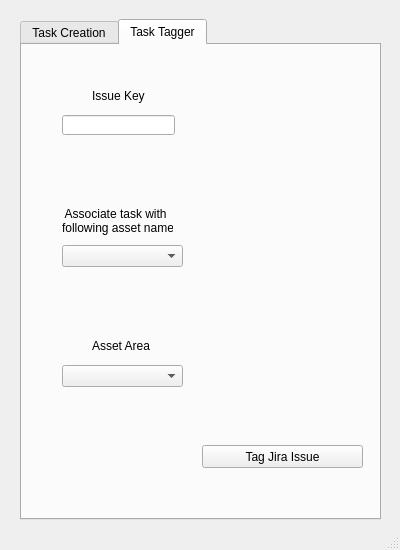
gastonsbodio/maya_jira_perforce, file task_creation_panel.ui: the form before one commit.
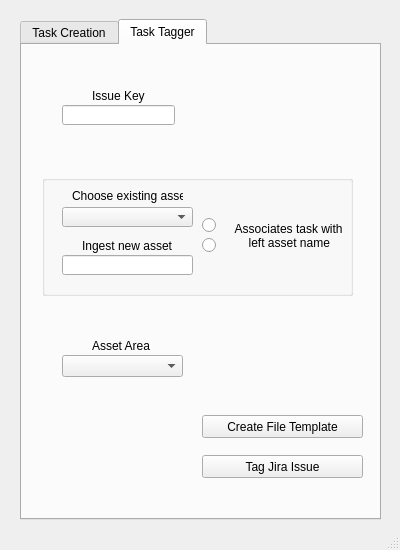
The form after the commit. The open tabs and pages were chosen to show the change.

The edit to the form file:
```diff
--- a/task_creation_panel.ui
+++ b/task_creation_panel.ui
@@ -196,7 +196,7 @@
       <property name="geometry">
        <rect>
         <x>40</x>
-        <y>320</y>
+        <y>310</y>
         <width>121</width>
         <height>22</height>
        </rect>
@@ -215,35 +215,11 @@
        <string>Asset Area</string>
       </property>
      </widget>
-     <widget class="QLabel" name="label_asset_name">
-      <property name="geometry">
-       <rect>
-        <x>40</x>
-        <y>150</y>
-        <width>111</width>
-        <height>51</height>
-       </rect>
-      </property>
-      <property name="text">
-       <string> Associate task with 
-following asset name</string>
-      </property>
-     </widget>
-     <widget class="QComboBox" name="comboB_asset_names">
-      <property name="geometry">
-       <rect>
-        <x>40</x>
-        <y>200</y>
-        <width>121</width>
-        <height>22</height>
-       </rect>
-      </property>
-     </widget>
      <widget class="QPushButton" name="pushBut_tag_issue">
       <property name="geometry">
        <rect>
         <x>180</x>
-        <y>400</y>
+        <y>410</y>
         <width>161</width>
         <height>23</height>
        </rect>
@@ -256,12 +232,133 @@
       <property name="geometry">
        <rect>
         <x>40</x>
-        <y>70</y>
+        <y>60</y>
         <width>113</width>
         <height>20</height>
        </rect>
       </property>
      </widget>
+     <widget class="QPushButton" name="pushBut_create_file_template">
+      <property name="geometry">
+       <rect>
+        <x>180</x>
+        <y>370</y>
+        <width>161</width>
+        <height>23</height>
+       </rect>
+      </property>
+      <property name="text">
+       <string>Create File Template</string>
+      </property>
+     </widget>
+     <widget class="QGroupBox" name="groupBox">
+      <property name="geometry">
+       <rect>
+        <x>20</x>
+        <y>130</y>
+        <width>311</width>
+        <height>121</height>
+       </rect>
+      </property>
+      <property name="title">
+       <string/>
+      </property>
+      <widget class="QLineEdit" name="lineEd_new_asset_na">
+       <property name="geometry">
+        <rect>
+         <x>20</x>
+         <y>80</y>
+         <width>131</width>
+         <height>20</height>
+        </rect>
+       </property>
+       <property name="readOnly">
+        <bool>false</bool>
+       </property>
+      </widget>
+      <widget class="QComboBox" name="comboB_asset_names">
+       <property name="geometry">
+        <rect>
+         <x>20</x>
+         <y>32</y>
+         <width>131</width>
+         <height>20</height>
+        </rect>
+       </property>
+      </widget>
+      <widget class="QLabel" name="label_ingest_asset">
+       <property name="geometry">
+        <rect>
+         <x>40</x>
+         <y>60</y>
+         <width>91</width>
+         <height>21</height>
+        </rect>
+       </property>
+       <property name="text">
+        <string>Ingest new asset</string>
+       </property>
+      </widget>
+      <widget class="QLabel" name="label_choose_asset">
+       <property name="geometry">
+        <rect>
+         <x>30</x>
+         <y>10</y>
+         <width>111</width>
+         <height>21</height>
+        </rect>
+       </property>
+       <property name="text">
+        <string>Choose existing asset</string>
+       </property>
+      </widget>
+      <widget class="QLabel" name="lab_associates">
+       <property name="geometry">
+        <rect>
+         <x>190</x>
+         <y>40</y>
+         <width>111</width>
+         <height>41</height>
+        </rect>
+       </property>
+       <property name="text">
+        <string> Associates task with 
+     left asset name</string>
+       </property>
+      </widget>
+      <widget class="QRadioButton" name="radioBut_create">
+       <property name="geometry">
+        <rect>
+         <x>160</x>
+         <y>60</y>
+         <width>21</width>
+         <height>21</height>
+        </rect>
+       </property>
+       <property name="text">
+        <string/>
+       </property>
+       <attribute name="buttonGroup">
+        <string notr="true">buttonGroup</string>
+       </attribute>
+      </widget>
+      <widget class="QRadioButton" name="radioBut_choose">
+       <property name="geometry">
+        <rect>
+         <x>160</x>
+         <y>40</y>
+         <width>21</width>
+         <height>21</height>
+        </rect>
+       </property>
+       <property name="text">
+        <string/>
+       </property>
+       <attribute name="buttonGroup">
+        <string notr="true">buttonGroup</string>
+       </attribute>
+      </widget>
+     </widget>
     </widget>
    </widget>
   </widget>
```
Left out of the diff: 5 changed lines with no effect on the pictures.
